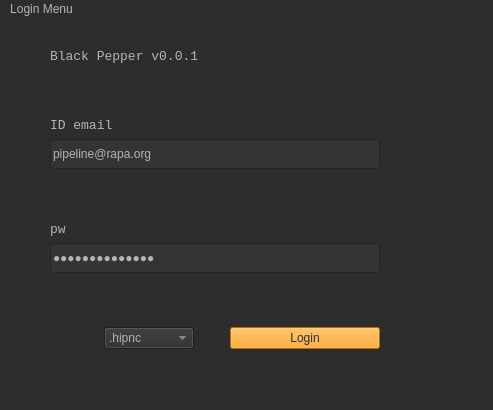
NetflixVFX-Ac/BlackPepper, file python/BlackPepper/ui/mvc_login_3.ui: the form before one commit.
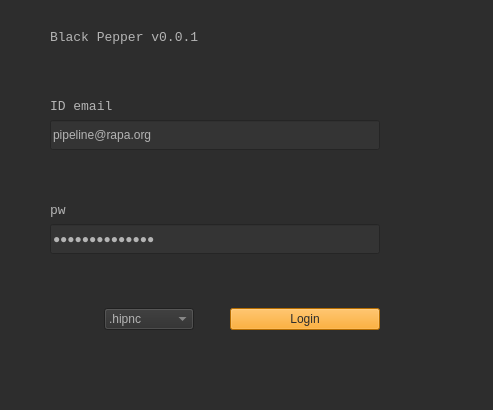
The form after the commit.

```diff
--- a/python/BlackPepper/ui/mvc_login_3.ui
+++ b/python/BlackPepper/ui/mvc_login_3.ui
@@ -268,12 +268,6 @@
      <height>23</height>
     </rect>
    </property>
-   <widget class="QMenu" name="menuLogin_Menu">
-    <property name="title">
-     <string>Login Menu</string>
-    </property>
-   </widget>
-   <addaction name="menuLogin_Menu"/>
   </widget>
   <widget class="QStatusBar" name="statusbar"/>
  </widget>
```
Left out of the diff: 3 changed lines with no effect on the pictures.
